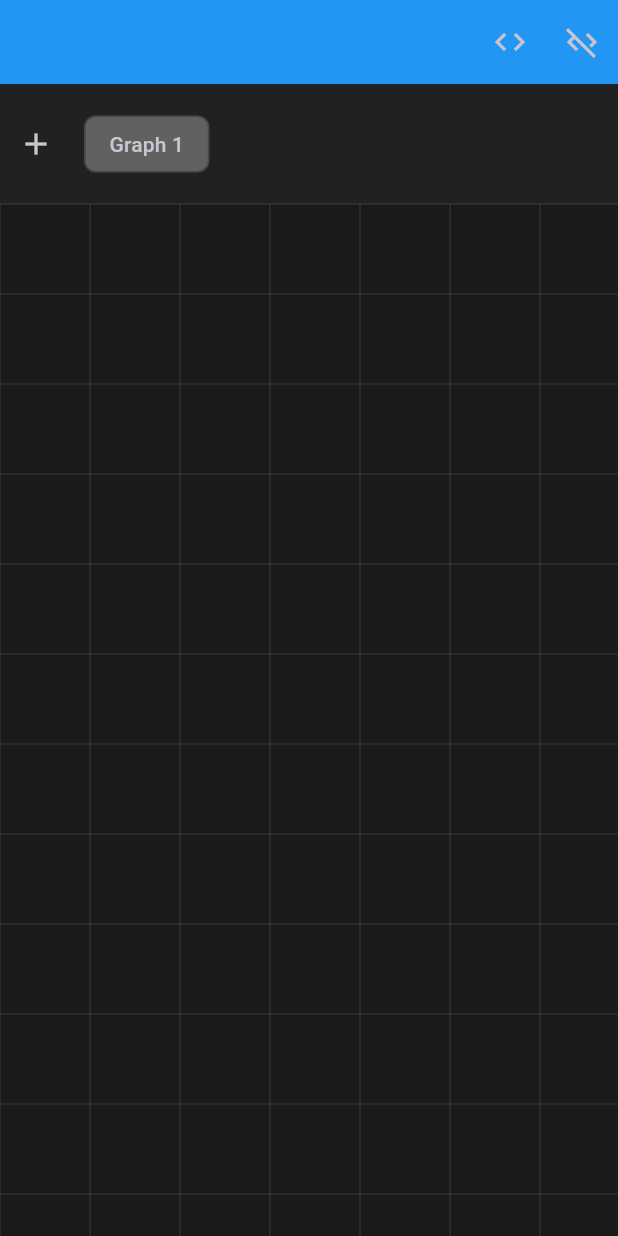
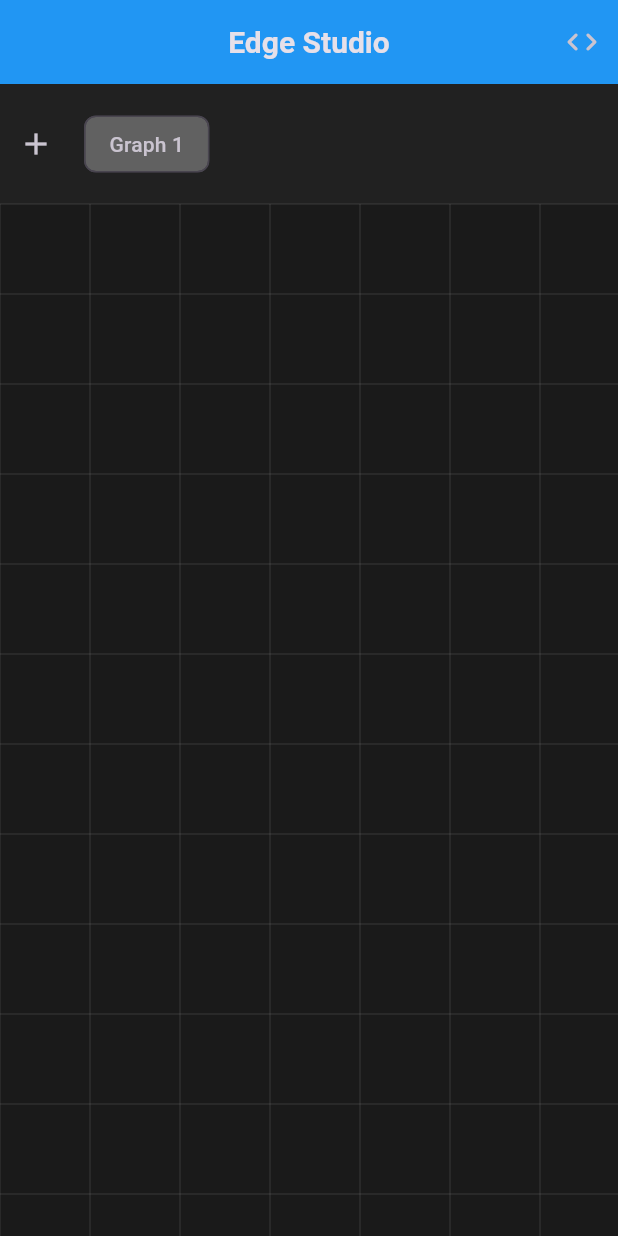
Before and after one commit to RunEdgeAI/coreflow, a Flutter app: the screen it shows after launch, after a tap on the "add" icon, on a phone screen of 412 x 824 dp. Run offline on Flutter 3.47's test engine with Material 3 defaults, Android fonts, the light colour scheme and no system bars; our stand-ins replace file_picker.

Commit message:
Updates to export button layout and use

```diff
--- a/ui/lib/export.dart
+++ b/ui/lib/export.dart
@@ -4,23 +4,15 @@ import 'package:file_picker/file_picker.dart';
 import 'package:flutter/material.dart';
 import 'package:xml/xml.dart' as xml;
 
-class XmlExport extends StatelessWidget {
+class XmlExport {
   const XmlExport(
-      {super.key,
-      required this.graphs,
-      required this.graphIndex,
-      required this.refCount});
+      {required this.graphs, required this.graphIndex, required this.refCount});
 
   final List<Graph> graphs;
   final int graphIndex;
   final int refCount;
 
-  @override
-  Widget build(BuildContext context) {
-    return IconButton(
-      icon: Icon(Icons.code_off),
-      tooltip: 'Export XML',
-      onPressed: () {
+  void export(BuildContext context) {
     if (graphs.isNotEmpty) {
       final graph = graphs[graphIndex];
       // Export the selected graph
@@ -65,9 +57,22 @@ class XmlExport extends StatelessWidget {
           ],
         ),
       );
+    } else {
+      // Show a message if there are no graphs to export
+      showDialog(
+        context: context,
+        builder: (context) => AlertDialog(
+          title: Text("No Graphs Defined!"),
+          content: Text("There are no graphs to export."),
+          actions: [
+            TextButton(
+              onPressed: () => Navigator.of(context).pop(),
+              child: Text("Close"),
+            ),
+          ],
+        ),
+      );
     }
-      },
-    );
   }
 
   void _addReferenceElement(xml.XmlBuilder builder, Reference reference) {
@@ -237,9 +242,8 @@ class XmlExport extends StatelessWidget {
   } // End of _getTargets
 } // End of XmlExport
 
-class DotExport extends StatelessWidget {
+class DotExport {
   const DotExport({
-    super.key,
     required this.graphs,
     required this.graphIndex,
   });
@@ -247,13 +251,7 @@ class DotExport extends StatelessWidget {
   final List<Graph> graphs;
   final int graphIndex;
 
-  @override
-  Widget build(BuildContext context) {
-    return IconButton(
-      icon: Icon(Icons.code),
-      tooltip: 'Export DOT',
-      onPressed: () {
-        // Check if there are any graphs available
+  void export(BuildContext context) {
     if (graphs.isNotEmpty) {
       final graph = graphs[graphIndex];
       // Export the selected graph
@@ -296,9 +294,22 @@ class DotExport extends StatelessWidget {
           ],
         ),
       );
+    } else {
+      // Show a message if there are no graphs to export
+      showDialog(
+        context: context,
+        builder: (context) => AlertDialog(
+          title: Text("No Graphs Defined!"),
+          content: Text("There are no graphs to export."),
+          actions: [
+            TextButton(
+              onPressed: () => Navigator.of(context).pop(),
+              child: Text("Close"),
+            ),
+          ],
+        ),
+      );
     }
-      },
-    );
   }
 
   String _formatReferenceLabel(Reference reference) {
--- a/ui/lib/graph_editor.dart
+++ b/ui/lib/graph_editor.dart
@@ -172,6 +172,8 @@ class GraphEditorState extends State<GraphEditor> {
       selectedNode = null;
       selectedEdge = null;
       selectedGraphRow = null;
+      edgeStartNode = null;
+      edgeStartOutput = null;
     });
   } // End of _deselectAll
 
@@ -218,14 +220,40 @@ class GraphEditorState extends State<GraphEditor> {
 
     return Scaffold(
       appBar: AppBar(
+        centerTitle: true,
+        title: Text(
+          'Edge Studio',
+          style: TextStyle(fontSize: 20, fontWeight: FontWeight.bold),
+        ),
         actions: [
-          // IconButton to export the currently selected graph in DOT format.
-          DotExport(graphs: graphs, graphIndex: selectedGraphIndex),
-          // IconButton to export the currently selected graph in XML format.
+          PopupMenuButton<String>(
+            icon: Icon(Icons.code_rounded), // Single export icon
+            tooltip: 'Export',
+            onSelected: (value) {
+              if (value == 'Export DOT') {
+                // Export the currently selected graph in DOT format.
+                DotExport(graphs: graphs, graphIndex: selectedGraphIndex)
+                    .export(context);
+              } else if (value == 'Export XML') {
+                // Export the currently selected graph in XML format.
                 XmlExport(
                   graphs: graphs,
                   graphIndex: selectedGraphIndex,
-              refCount: _refCount),
+                  refCount: _refCount,
+                ).export(context);
+              }
+            },
+            itemBuilder: (context) => [
+              PopupMenuItem(
+                value: 'Export DOT',
+                child: Text('Export DOT'),
+              ),
+              PopupMenuItem(
+                value: 'Export XML',
+                child: Text('Export XML'),
+              ),
+            ],
+          ),
         ],
       ),
       body: Column(
@@ -1043,9 +1071,7 @@ class NodeAttributesPanel extends StatelessWidget {
                   },
                 ),
                 SizedBox(height: 8.0),
-                SizedBox(
-                  width: double.infinity,
-                  child: DropdownButtonFormField<String>(
+                DropdownButtonFormField<String>(
                   isExpanded: true,
                   value: selectedNode!.target,
                   decoration: InputDecoration(
@@ -1066,7 +1092,6 @@ class NodeAttributesPanel extends StatelessWidget {
                   onChanged: (newValue) {
                     onTargetChanged(newValue!);
                   },
-                  ),
                 ),
                 SizedBox(height: 8.0),
                 DropdownButtonFormField<String>(
```
Lines whose indentation alone changed are shown as unchanged.
